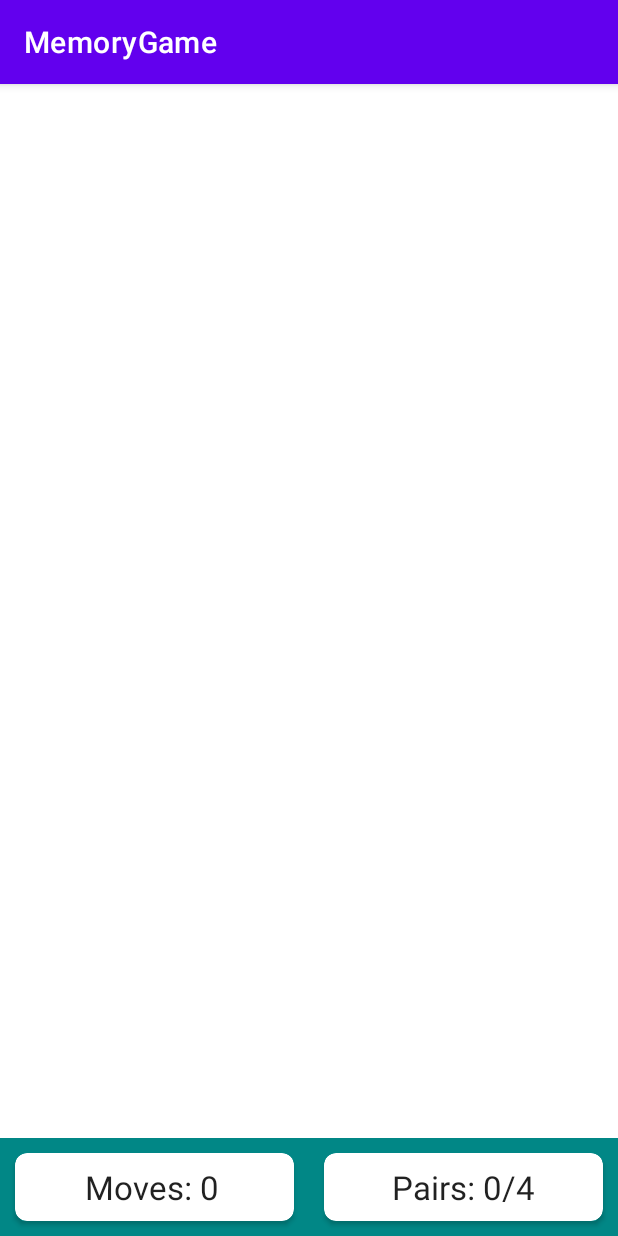
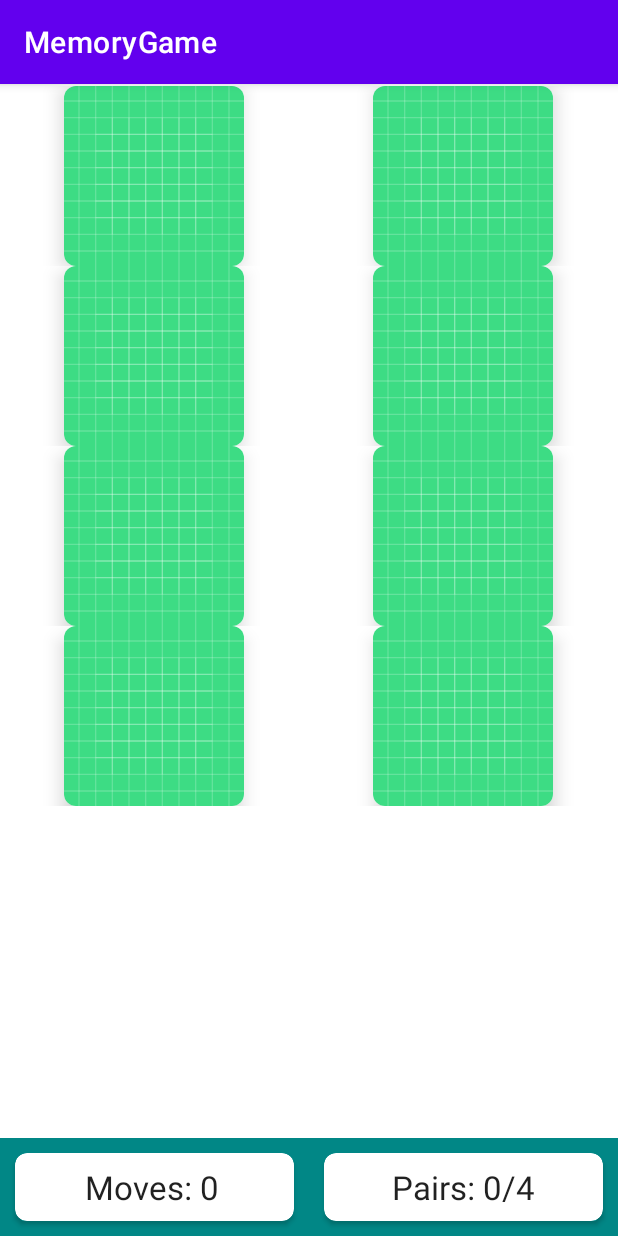
Before and after one commit to 123Sumeyra/MemoryGaming, an Android app: the screen it shows after launch (MainActivity), on a phone screen of 412 x 824 dp. Run offline under Robolectric (Android 15) with nearby library versions, the phone set to English and light mode, and no system bars.

```diff
--- a/MemoryGame/app/build.gradle
+++ b/MemoryGame/app/build.gradle
@@ -29,6 +29,12 @@ android {
     kotlinOptions {
         jvmTarget = '1.8'
     }
+
+    buildFeatures {
+        viewBinding = true
+    }
+
+
 }
 
 dependencies {
--- a/MemoryGame/app/src/main/java/com/sum/memorygame/MainActivity.kt
+++ b/MemoryGame/app/src/main/java/com/sum/memorygame/MainActivity.kt
@@ -2,10 +2,35 @@ package com.sum.memorygame
 
 import androidx.appcompat.app.AppCompatActivity
 import android.os.Bundle
+import android.widget.GridLayout
+import android.widget.TextView
+import androidx.recyclerview.widget.GridLayoutManager
+import androidx.recyclerview.widget.RecyclerView
+import com.sum.memorygame.databinding.ActivityMainBinding
 
 class MainActivity : AppCompatActivity() {
+
+    private lateinit var binding :ActivityMainBinding
+    private lateinit var rvBoard: RecyclerView
+    private lateinit var tvNumMoves: TextView
+    private lateinit var tvNumPair: TextView
+
+
     override fun onCreate(savedInstanceState: Bundle?) {
         super.onCreate(savedInstanceState)
-        setContentView(R.layout.activity_main)
+        binding = ActivityMainBinding.inflate(layoutInflater)
+        setContentView(binding.root)
+
+        rvBoard = binding.rvboard
+        tvNumMoves =binding.tvNumMoves
+        tvNumPair = binding.tvNumPairs
+
+        rvBoard.adapter =MemoryBoardAdapter(this, 8)
+        rvBoard.setHasFixedSize(true)
+        rvBoard.layoutManager =GridLayoutManager(this, 2)
+
+
+
+
     }
 }
--- /dev/null
+++ b/MemoryGame/app/src/main/java/com/sum/memorygame/MemoryBoardAdapter.kt
@@ -0,0 +1,34 @@
+package com.sum.memorygame
+
+
+import android.content.Context
+import android.view.LayoutInflater
+import android.view.View
+import android.view.ViewGroup
+import androidx.recyclerview.widget.RecyclerView
+
+
+class MemoryBoardAdapter(private  val context: Context, private val numPieces: Int) :
+    RecyclerView.Adapter<MemoryBoardAdapter.ViewHolder>() {
+
+
+
+    override fun onCreateViewHolder(parent: ViewGroup, viewType: Int): ViewHolder {
+        val view :View =LayoutInflater.from(context).inflate(R.layout.memory_card,parent,false)
+        return ViewHolder(view)
+    }
+
+    override fun onBindViewHolder(holder: ViewHolder, position: Int) {
+        holder.bind(position)
+    }
+
+    override fun getItemCount() = numPieces
+
+    inner class ViewHolder(itemView: View):RecyclerView.ViewHolder(itemView){
+        fun bind(position:Int){
+
+        }
+    }
+
+
+}
--- a/MemoryGame/app/src/main/res/layout/activity_main.xml
+++ b/MemoryGame/app/src/main/res/layout/activity_main.xml
@@ -23,7 +23,7 @@
             app:cardCornerRadius="8dp">
 
             <TextView
-
+                android:id="@+id/tvNumMoves"
                 android:layout_width="181dp"
                 android:layout_height="match_parent"
                 android:gravity="center"
@@ -40,7 +40,7 @@
             app:cardCornerRadius="8dp">
 
             <TextView
-
+                android:id="@+id/tvNumPairs"
                 android:layout_width="match_parent"
                 android:layout_height="match_parent"
                 android:gravity="center"
@@ -51,6 +51,7 @@
     </LinearLayout>
 
     <androidx.recyclerview.widget.RecyclerView
+        android:id="@+id/rvboard"
         android:layout_width="match_parent"
         android:layout_height="0dp"
         android:layout_marginTop="1dp"
--- /dev/null
+++ b/MemoryGame/app/src/main/res/layout/memory_card.xml
@@ -0,0 +1,24 @@
+<?xml version="1.0" encoding="utf-8"?>
+<LinearLayout xmlns:android="http://schemas.android.com/apk/res/android"
+    xmlns:app="http://schemas.android.com/apk/res-auto"
+    android:layout_width="match_parent"
+    android:layout_height="wrap_content"
+    android:gravity="center"
+    >
+
+    <androidx.cardview.widget.CardView
+        android:id="@+id/cardView"
+        android:layout_width="120dp"
+        android:layout_height="120dp"
+        app:cardCornerRadius="8dp"
+        app:cardElevation="8dp">
+
+        <ImageButton
+            android:id="@+id/imageButton"
+            android:layout_width="match_parent"
+            android:layout_height="match_parent"
+            android:background="@color/white"
+            android:scaleType="centerCrop"
+            app:srcCompat="@drawable/ic_launcher_background" />
+    </androidx.cardview.widget.CardView>
+</LinearLayout>
```
